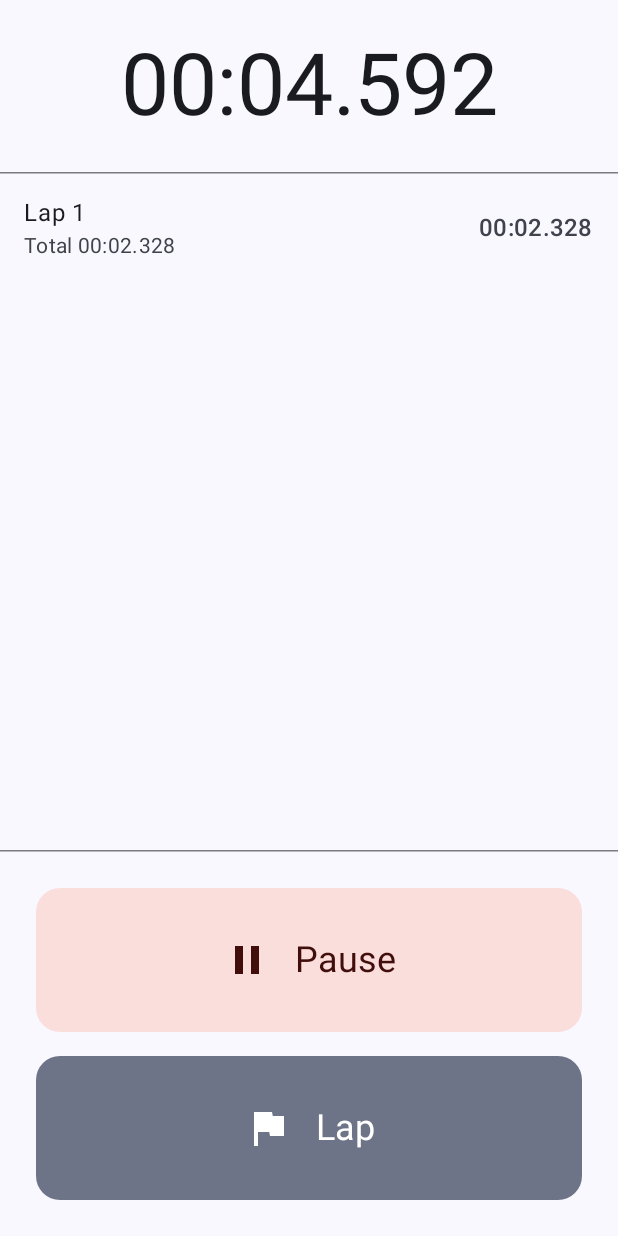
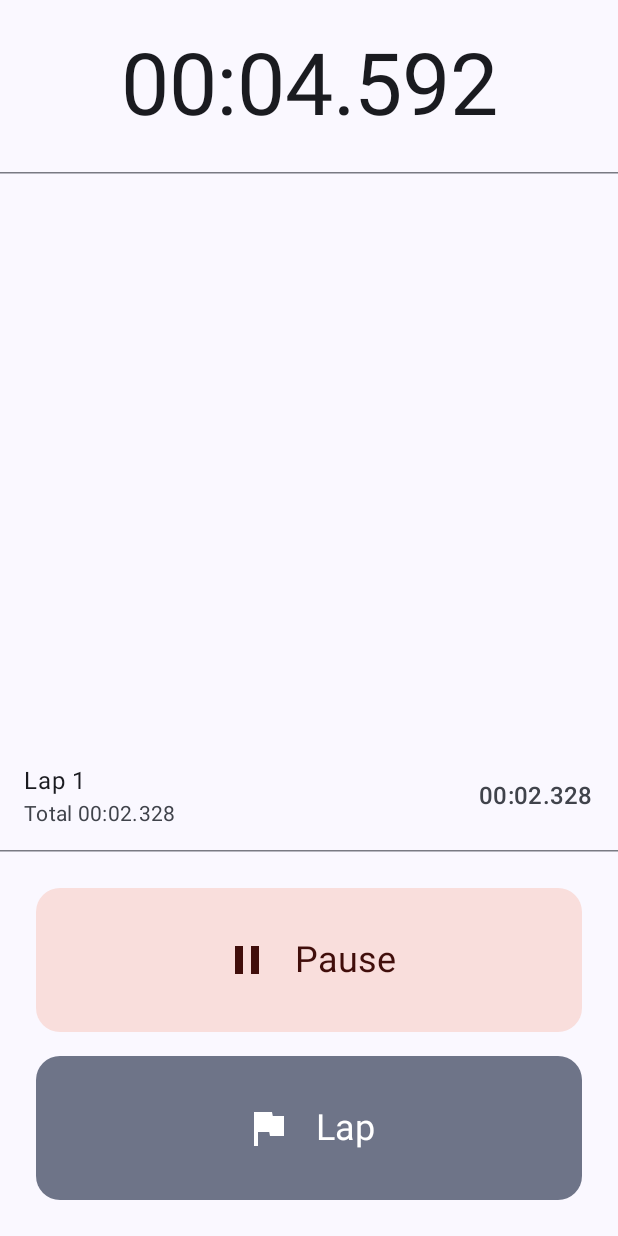
Before and after one commit to TargetCrafter/HA-Alarmclock, an Android app built with Jetpack Compose: the composable StopwatchScreen shown on its own in the app's theme, after a tap on "Lap", on a phone screen of 412 x 824 dp. Run offline under Robolectric (Android 15) with nearby library versions, the phone set to English and light mode, and no system bars; 1 statement that could not run was skipped; 1 other tap on this screen came first.

Commit message:
Fix stopwatch lap list always showing Lap 1 instead of the latest lap
LazyColumn auto-adjusts scroll to keep whatever was already visible in view when new
items are inserted above it - a documented behavior meant to avoid visual jank, but it
meant Lap 1 stayed pinned in place forever as new laps got prepended above it, since
laps are stored newest-first. The fix is reverseLayout = true (the standard approach for
chat-style "always show the latest" lists), not re-sorting the data: laps stay
newest-first in the ViewModel, but now render oldest-at-top/newest-at-bottom, and each
new lap lands right in the anchored, already-visible spot at the bottom instead.

Co-Authored-By: Claude Sonnet 5 <noreply@anthropic.com>
Claude-Session: https://claude.ai/code/session_01C7x8v5c5Lu29PBWy1LdfCe

```diff
--- a/app/src/main/java/com/targetcrafter/haalarmclock/ui/stopwatch/StopwatchScreen.kt
+++ b/app/src/main/java/com/targetcrafter/haalarmclock/ui/stopwatch/StopwatchScreen.kt
@@ -66,7 +66,14 @@ fun StopwatchScreen() {
                     )
                 }
             } else {
-                LazyColumn(modifier = Modifier.fillMaxSize()) {
+                // reverseLayout, not a data re-sort: laps is already newest-first (index 0 is the
+                // latest), and LazyColumn auto-adjusts scroll to keep whatever was already visible
+                // in view when new items are inserted above it — with a plain top-down list that
+                // pins Lap 1 in place forever as new laps get prepended above it. reverseLayout
+                // flips which end is the default-visible anchor, so newest-first data renders
+                // oldest-at-top/newest-at-bottom and each new lap lands right in the anchored,
+                // already-visible spot instead.
+                LazyColumn(modifier = Modifier.fillMaxSize(), reverseLayout = true) {
                     items(laps, key = { it.number }) { lap ->
                         ListItem(
                             headlineContent = { Text("Lap ${lap.number}") },
```
Also changed, not shown: 1 other file.
